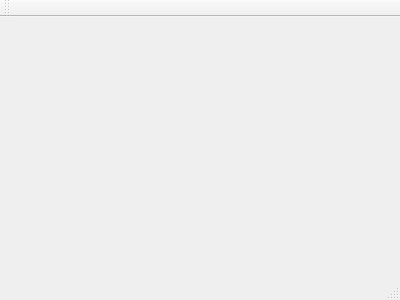
Above: day05/homework/mainwindow.ui from hewei-bit/QT-Learing before the change. Below: the same form after it.
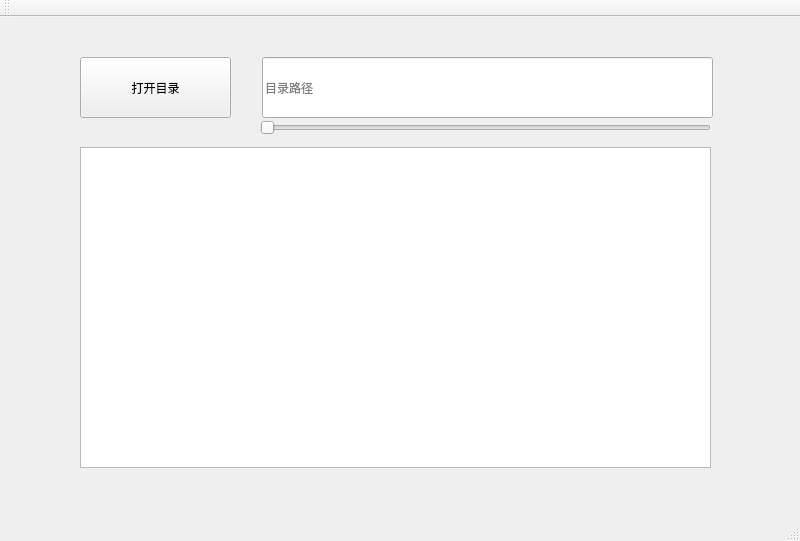
That is the form after the change.

The edit to the form file:
```diff
--- a/day05/homework/mainwindow.ui
+++ b/day05/homework/mainwindow.ui
@@ -1,24 +1,89 @@
 <ui version="4.0">
  <class>MainWindow</class>
- <widget class="QMainWindow" name="MainWindow" >
-  <property name="geometry" >
+ <widget class="QMainWindow" name="MainWindow">
+  <property name="geometry">
    <rect>
     <x>0</x>
     <y>0</y>
-    <width>400</width>
-    <height>300</height>
+    <width>800</width>
+    <height>541</height>
    </rect>
   </property>
   <property name="windowTitle" >
    <string>MainWindow</string>
   </property>
-  <widget class="QMenuBar" name="menuBar" />
-  <widget class="QToolBar" name="mainToolBar" />
-  <widget class="QWidget" name="centralWidget" />
-  <widget class="QStatusBar" name="statusBar" />
+  <widget class="QWidget" name="centralWidget">
+   <widget class="QPushButton" name="open_dir">
+    <property name="geometry">
+     <rect>
+      <x>80</x>
+      <y>40</y>
+      <width>151</width>
+      <height>61</height>
+     </rect>
+    </property>
+    <property name="text">
+     <string>打开目录</string>
+    </property>
+   </widget>
+   <widget class="QLineEdit" name="show_dirpath">
+    <property name="geometry">
+     <rect>
+      <x>262</x>
+      <y>40</y>
+      <width>451</width>
+      <height>61</height>
+     </rect>
+    </property>
+    <property name="placeholderText">
+     <string>目录路径</string>
+    </property>
+   </widget>
+   <widget class="QListWidget" name="listWidget">
+    <property name="geometry">
+     <rect>
+      <x>80</x>
+      <y>130</y>
+      <width>631</width>
+      <height>321</height>
+     </rect>
+    </property>
+   </widget>
+   <widget class="QSlider" name="horizontalSlider">
+    <property name="geometry">
+     <rect>
+      <x>260</x>
+      <y>100</y>
+      <width>451</width>
+      <height>22</height>
+     </rect>
+    </property>
+    <property name="orientation">
+     <enum>Qt::Horizontal</enum>
+    </property>
+   </widget>
+  </widget>
+  <widget class="QMenuBar" name="menuBar">
+   <property name="geometry">
+    <rect>
+     <x>0</x>
+     <y>0</y>
+     <width>800</width>
+     <height>26</height>
+    </rect>
+   </property>
+  </widget>
+  <widget class="QToolBar" name="mainToolBar">
+   <attribute name="toolBarArea">
+    <enum>TopToolBarArea</enum>
+   </attribute>
+   <attribute name="toolBarBreak">
+    <bool>false</bool>
+   </attribute>
+  </widget>
+  <widget class="QStatusBar" name="statusBar"/>
  </widget>
- <layoutDefault spacing="6" margin="11" />
- <pixmapfunction></pixmapfunction>
+ <layoutdefault spacing="6" margin="11"/>
  <resources/>
  <connections/>
 </ui>
```
Left out of the diff: 3 changed lines with no effect on the pictures.
